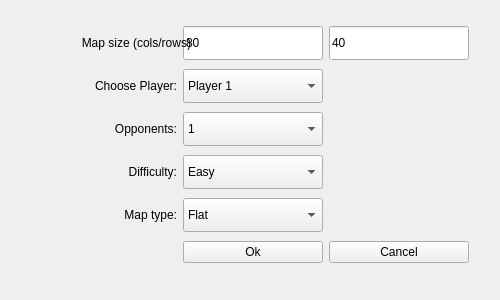
The window that GameDemonstrator/dialogs/CreateNewMapDialog.ui (raubwuerger/StrategicGameProject) describes before a commit, drawn with Qt 5.
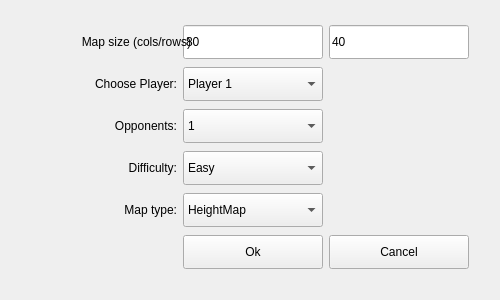
The same window after the commit.

Commit message: Default map type is now HeightMap.

```diff
--- a/GameDemonstrator/dialogs/CreateNewMapDialog.ui
+++ b/GameDemonstrator/dialogs/CreateNewMapDialog.ui
@@ -189,6 +189,12 @@
     </item>
     <item row="6" column="2">
      <widget class="QPushButton" name="pushButtonOk">
+      <property name="minimumSize">
+       <size>
+        <width>140</width>
+        <height>34</height>
+       </size>
+      </property>
       <property name="text">
        <string>Ok</string>
       </property>
@@ -196,6 +202,12 @@
     </item>
     <item row="6" column="3">
      <widget class="QPushButton" name="pushButtonCancel">
+      <property name="minimumSize">
+       <size>
+        <width>140</width>
+        <height>34</height>
+       </size>
+      </property>
       <property name="text">
        <string>Cancel</string>
       </property>
@@ -221,7 +233,7 @@
       </property>
       <item>
        <property name="text">
-        <string>Flat</string>
+        <string>HeightMap</string>
        </property>
       </item>
       <item>
```
Left out of the diff: 2 changed lines with no effect on the pictures.
